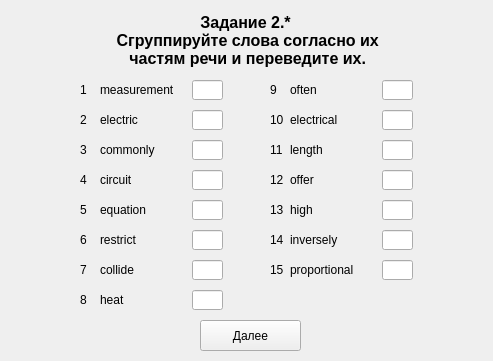
Old version of the form server/UI/variant_1/zadanie2_part1_var1.ui in the repository Scykorr/dmitr_client_serv_test.
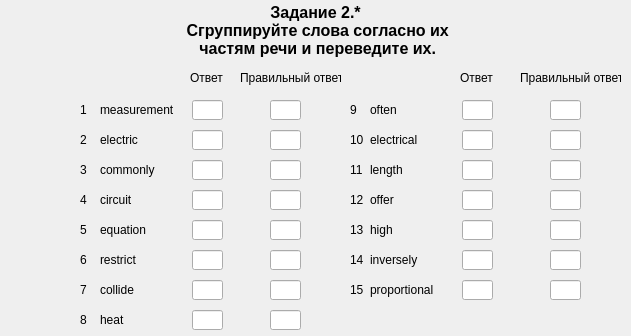
New version of the form.

Commit message: add task2var1part1 for check

Patch:
```diff
--- a/server/UI/variant_1/zadanie2_part1_var1.ui
+++ b/server/UI/variant_1/zadanie2_part1_var1.ui
@@ -6,8 +6,8 @@
    <rect>
     <x>0</x>
     <y>0</y>
-    <width>493</width>
-    <height>361</height>
+    <width>631</width>
+    <height>336</height>
    </rect>
   </property>
   <property name="windowTitle">
@@ -16,8 +16,8 @@
   <widget class="QLabel" name="label_title">
    <property name="geometry">
     <rect>
-     <x>10</x>
-     <y>10</y>
+     <x>80</x>
+     <y>0</y>
      <width>471</width>
      <height>61</height>
     </rect>
@@ -49,7 +49,7 @@
    <property name="geometry">
     <rect>
      <x>80</x>
-     <y>80</y>
+     <y>100</y>
      <width>16</width>
      <height>20</height>
     </rect>
@@ -62,7 +62,7 @@
    <property name="geometry">
     <rect>
      <x>192</x>
-     <y>80</y>
+     <y>100</y>
      <width>31</width>
      <height>20</height>
     </rect>
@@ -71,24 +71,11 @@
     <string/>
    </property>
   </widget>
-  <widget class="QPushButton" name="pushButton_answer">
-   <property name="geometry">
-    <rect>
-     <x>200</x>
-     <y>320</y>
-     <width>101</width>
-     <height>31</height>
-    </rect>
-   </property>
-   <property name="text">
-    <string>Далее</string>
-   </property>
-  </widget>
   <widget class="QLabel" name="label_word_1">
    <property name="geometry">
     <rect>
      <x>100</x>
-     <y>80</y>
+     <y>100</y>
      <width>81</width>
      <height>20</height>
     </rect>
@@ -101,7 +88,7 @@
    <property name="geometry">
     <rect>
      <x>100</x>
-     <y>110</y>
+     <y>130</y>
      <width>81</width>
      <height>20</height>
     </rect>
@@ -114,7 +101,7 @@
    <property name="geometry">
     <rect>
      <x>192</x>
-     <y>110</y>
+     <y>130</y>
      <width>31</width>
      <height>20</height>
     </rect>
@@ -124,7 +111,7 @@
    <property name="geometry">
     <rect>
      <x>80</x>
-     <y>110</y>
+     <y>130</y>
      <width>16</width>
      <height>20</height>
     </rect>
@@ -137,7 +124,7 @@
    <property name="geometry">
     <rect>
      <x>100</x>
-     <y>140</y>
+     <y>160</y>
      <width>81</width>
      <height>20</height>
     </rect>
@@ -150,7 +137,7 @@
    <property name="geometry">
     <rect>
      <x>192</x>
-     <y>140</y>
+     <y>160</y>
      <width>31</width>
      <height>20</height>
     </rect>
@@ -160,7 +147,7 @@
    <property name="geometry">
     <rect>
      <x>80</x>
-     <y>140</y>
+     <y>160</y>
      <width>16</width>
      <height>20</height>
     </rect>
@@ -173,7 +160,7 @@
    <property name="geometry">
     <rect>
      <x>100</x>
-     <y>170</y>
+     <y>190</y>
      <width>81</width>
      <height>20</height>
     </rect>
@@ -186,7 +173,7 @@
    <property name="geometry">
     <rect>
      <x>192</x>
-     <y>170</y>
+     <y>190</y>
      <width>31</width>
      <height>20</height>
     </rect>
@@ -196,7 +183,7 @@
    <property name="geometry">
     <rect>
      <x>80</x>
-     <y>170</y>
+     <y>190</y>
      <width>16</width>
      <height>20</height>
     </rect>
@@ -209,7 +196,7 @@
    <property name="geometry">
     <rect>
      <x>100</x>
-     <y>200</y>
+     <y>220</y>
      <width>81</width>
      <height>20</height>
     </rect>
@@ -222,7 +209,7 @@
    <property name="geometry">
     <rect>
      <x>192</x>
-     <y>200</y>
+     <y>220</y>
      <width>31</width>
      <height>20</height>
     </rect>
@@ -232,7 +219,7 @@
    <property name="geometry">
     <rect>
      <x>80</x>
-     <y>200</y>
+     <y>220</y>
      <width>16</width>
      <height>20</height>
     </rect>
@@ -245,7 +232,7 @@
    <property name="geometry">
     <rect>
      <x>100</x>
-     <y>230</y>
+     <y>250</y>
      <width>81</width>
      <height>20</height>
     </rect>
@@ -258,7 +245,7 @@
    <property name="geometry">
     <rect>
      <x>192</x>
-     <y>230</y>
+     <y>250</y>
      <width>31</width>
      <height>20</height>
     </rect>
@@ -268,7 +255,7 @@
    <property name="geometry">
     <rect>
      <x>80</x>
-     <y>230</y>
+     <y>250</y>
      <width>16</width>
      <height>20</height>
     </rect>
@@ -281,7 +268,7 @@
    <property name="geometry">
     <rect>
      <x>100</x>
-     <y>260</y>
+     <y>280</y>
      <width>81</width>
      <height>20</height>
     </rect>
@@ -294,7 +281,7 @@
    <property name="geometry">
     <rect>
      <x>192</x>
-     <y>260</y>
+     <y>280</y>
      <width>31</width>
      <height>20</height>
     </rect>
@@ -304,7 +291,7 @@
    <property name="geometry">
     <rect>
      <x>80</x>
-     <y>260</y>
+     <y>280</y>
      <width>16</width>
      <height>20</height>
     </rect>
@@ -317,7 +304,7 @@
    <property name="geometry">
     <rect>
      <x>100</x>
-     <y>290</y>
+     <y>310</y>
      <width>81</width>
      <height>20</height>
     </rect>
@@ -330,7 +317,7 @@
    <property name="geometry">
     <rect>
      <x>192</x>
-     <y>290</y>
+     <y>310</y>
      <width>31</width>
      <height>20</height>
     </rect>
@@ -340,7 +327,7 @@
    <property name="geometry">
     <rect>
      <x>80</x>
-     <y>290</y>
+     <y>310</y>
      <width>16</width>
      <height>20</height>
     </rect>
@@ -352,8 +339,8 @@
   <widget class="QLabel" name="label_word_9">
    <property name="geometry">
     <rect>
-     <x>290</x>
-     <y>80</y>
+     <x>370</x>
+     <y>100</y>
      <width>81</width>
      <height>20</height>
     </rect>
@@ -365,8 +352,8 @@
   <widget class="QLineEdit" name="lineEdit_answer_9">
    <property name="geometry">
     <rect>
-     <x>382</x>
-     <y>80</y>
+     <x>462</x>
+     <y>100</y>
      <width>31</width>
      <height>20</height>
     </rect>
@@ -375,8 +362,8 @@
   <widget class="QLabel" name="label_number_9">
    <property name="geometry">
     <rect>
-     <x>270</x>
-     <y>80</y>
+     <x>350</x>
+     <y>100</y>
      <width>16</width>
      <height>20</height>
     </rect>
@@ -388,8 +375,8 @@
   <widget class="QLabel" name="label_word_10">
    <property name="geometry">
     <rect>
-     <x>290</x>
-     <y>110</y>
+     <x>370</x>
+     <y>130</y>
      <width>81</width>
      <height>20</height>
     </rect>
@@ -401,8 +388,8 @@
   <widget class="QLineEdit" name="lineEdit_answer_10">
    <property name="geometry">
     <rect>
-     <x>382</x>
-     <y>110</y>
+     <x>462</x>
+     <y>130</y>
      <width>31</width>
      <height>20</height>
     </rect>
@@ -411,8 +398,8 @@
   <widget class="QLabel" name="label_number_10">
    <property name="geometry">
     <rect>
-     <x>270</x>
-     <y>110</y>
+     <x>350</x>
+     <y>130</y>
      <width>16</width>
      <height>20</height>
     </rect>
@@ -424,8 +411,8 @@
   <widget class="QLabel" name="label_word_11">
    <property name="geometry">
     <rect>
-     <x>290</x>
-     <y>140</y>
+     <x>370</x>
+     <y>160</y>
      <width>81</width>
      <height>20</height>
     </rect>
@@ -437,8 +424,8 @@
   <widget class="QLineEdit" name="lineEdit_answer_11">
    <property name="geometry">
     <rect>
-     <x>382</x>
-     <y>140</y>
+     <x>462</x>
+     <y>160</y>
      <width>31</width>
      <height>20</height>
     </rect>
@@ -447,8 +434,8 @@
   <widget class="QLabel" name="label_number_11">
    <property name="geometry">
     <rect>
-     <x>270</x>
-     <y>140</y>
+     <x>350</x>
+     <y>160</y>
      <width>16</width>
      <height>20</height>
     </rect>
@@ -460,8 +447,8 @@
   <widget class="QLabel" name="label_word_12">
    <property name="geometry">
     <rect>
-     <x>290</x>
-     <y>170</y>
+     <x>370</x>
+     <y>190</y>
      <width>81</width>
      <height>20</height>
     </rect>
@@ -473,8 +460,8 @@
   <widget class="QLineEdit" name="lineEdit_answer_12">
    <property name="geometry">
     <rect>
-     <x>382</x>
-     <y>170</y>
+     <x>462</x>
+     <y>190</y>
      <width>31</width>
      <height>20</height>
     </rect>
@@ -483,8 +470,8 @@
   <widget class="QLabel" name="label_number_12">
    <property name="geometry">
     <rect>
-     <x>270</x>
-     <y>170</y>
+     <x>350</x>
+     <y>190</y>
      <width>16</width>
      <height>20</height>
     </rect>
@@ -496,8 +483,8 @@
   <widget class="QLabel" name="label_word_13">
    <property name="geometry">
     <rect>
-     <x>290</x>
-     <y>200</y>
+     <x>370</x>
+     <y>220</y>
      <width>81</width>
      <height>20</height>
     </rect>
@@ -509,8 +496,8 @@
   <widget class="QLineEdit" name="lineEdit_answer_13">
    <property name="geometry">
     <rect>
-     <x>382</x>
-     <y>200</y>
+     <x>462</x>
+     <y>220</y>
      <width>31</width>
      <height>20</height>
     </rect>
@@ -519,8 +506,8 @@
   <widget class="QLabel" name="label_number_13">
    <property name="geometry">
     <rect>
-     <x>270</x>
-     <y>200</y>
+     <x>350</x>
+     <y>220</y>
      <width>16</width>
      <height>20</height>
     </rect>
@@ -532,8 +519,8 @@
   <widget class="QLabel" name="label_word_14">
    <property name="geometry">
     <rect>
-     <x>290</x>
-     <y>230</y>
+     <x>370</x>
+     <y>250</y>
      <width>81</width>
      <height>20</height>
     </rect>
@@ -545,8 +532,8 @@
   <widget class="QLineEdit" name="lineEdit_answer_14">
    <property name="geometry">
     <rect>
-     <x>382</x>
-     <y>230</y>
+     <x>462</x>
+     <y>250</y>
      <width>31</width>
      <height>20</height>
     </rect>
@@ -555,8 +542,8 @@
   <widget class="QLabel" name="label_number_14">
    <property name="geometry">
     <rect>
-     <x>270</x>
-     <y>230</y>
+     <x>350</x>
+     <y>250</y>
      <width>16</width>
      <height>20</height>
     </rect>
@@ -568,8 +555,8 @@
   <widget class="QLabel" name="label_word_15">
    <property name="geometry">
     <rect>
-     <x>290</x>
-     <y>260</y>
+     <x>370</x>
+     <y>280</y>
      <width>81</width>
      <height>20</height>
     </rect>
@@ -581,8 +568,8 @@
   <widget class="QLineEdit" name="lineEdit_answer_15">
    <property name="geometry">
     <rect>
-     <x>382</x>
-     <y>260</y>
+     <x>462</x>
+     <y>280</y>
      <width>31</width>
      <height>20</height>
     </rect>
@@ -591,8 +578,8 @@
   <widget class="QLabel" name="label_number_15">
    <property name="geometry">
     <rect>
-     <x>270</x>
-     <y>260</y>
+     <x>350</x>
+     <y>280</y>
      <width>16</width>
      <height>20</height>
     </rect>
@@ -601,19 +588,253 @@
     <string>15</string>
    </property>
   </widget>
-  <widget class="QLabel" name="label_timer">
+  <widget class="QLineEdit" name="lineEdit_answer_16">
    <property name="geometry">
     <rect>
-     <x>320</x>
-     <y>320</y>
-     <width>161</width>
-     <height>31</height>
+     <x>270</x>
+     <y>100</y>
+     <width>31</width>
+     <height>20</height>
     </rect>
    </property>
    <property name="text">
     <string/>
    </property>
   </widget>
+  <widget class="QLineEdit" name="lineEdit_answer_17">
+   <property name="geometry">
+    <rect>
+     <x>270</x>
+     <y>130</y>
+     <width>31</width>
+     <height>20</height>
+    </rect>
+   </property>
+   <property name="text">
+    <string/>
+   </property>
+  </widget>
+  <widget class="QLineEdit" name="lineEdit_answer_18">
+   <property name="geometry">
+    <rect>
+     <x>270</x>
+     <y>160</y>
+     <width>31</width>
+     <height>20</height>
+    </rect>
+   </property>
+   <property name="text">
+    <string/>
+   </property>
+  </widget>
+  <widget class="QLineEdit" name="lineEdit_answer_19">
+   <property name="geometry">
+    <rect>
+     <x>270</x>
+     <y>190</y>
+     <width>31</width>
+     <height>20</height>
+    </rect>
+   </property>
+   <property name="text">
+    <string/>
+   </property>
+  </widget>
+  <widget class="QLineEdit" name="lineEdit_answer_20">
+   <property name="geometry">
+    <rect>
+     <x>270</x>
+     <y>220</y>
+     <width>31</width>
+     <height>20</height>
+    </rect>
+   </property>
+   <property name="text">
+    <string/>
+   </property>
+  </widget>
+  <widget class="QLineEdit" name="lineEdit_answer_21">
+   <property name="geometry">
+    <rect>
+     <x>270</x>
+     <y>250</y>
+     <width>31</width>
+     <height>20</height>
+    </rect>
+   </property>
+   <property name="text">
+    <string/>
+   </property>
+  </widget>
+  <widget class="QLineEdit" name="lineEdit_answer_22">
+   <property name="geometry">
+    <rect>
+     <x>270</x>
+     <y>280</y>
+     <width>31</width>
+     <height>20</height>
+    </rect>
+   </property>
+   <property name="text">
+    <string/>
+   </property>
+  </widget>
+  <widget class="QLineEdit" name="lineEdit_answer_23">
+   <property name="geometry">
+    <rect>
+     <x>270</x>
+     <y>310</y>
+     <width>31</width>
+     <height>20</height>
+    </rect>
+   </property>
+   <property name="text">
+    <string/>
+   </property>
+  </widget>
+  <widget class="QLineEdit" name="lineEdit_answer_24">
+   <property name="geometry">
+    <rect>
+     <x>550</x>
+     <y>100</y>
+     <width>31</width>
+     <height>20</height>
+    </rect>
+   </property>
+   <property name="text">
+    <string/>
+   </property>
+  </widget>
+  <widget class="QLineEdit" name="lineEdit_answer_25">
+   <property name="geometry">
+    <rect>
+     <x>550</x>
+     <y>130</y>
+     <width>31</width>
+     <height>20</height>
+    </rect>
+   </property>
+   <property name="text">
+    <string/>
+   </property>
+  </widget>
+  <widget class="QLineEdit" name="lineEdit_answer_26">
+   <property name="geometry">
+    <rect>
+     <x>550</x>
+     <y>160</y>
+     <width>31</width>
+     <height>20</height>
+    </rect>
+   </property>
+   <property name="text">
+    <string/>
+   </property>
+  </widget>
+  <widget class="QLineEdit" name="lineEdit_answer_27">
+   <property name="geometry">
+    <rect>
+     <x>550</x>
+     <y>190</y>
+     <width>31</width>
+     <height>20</height>
+    </rect>
+   </property>
+   <property name="text">
+    <string/>
+   </property>
+  </widget>
+  <widget class="QLineEdit" name="lineEdit_answer_28">
+   <property name="geometry">
+    <rect>
+     <x>550</x>
+     <y>220</y>
+     <width>31</width>
+     <height>20</height>
+    </rect>
+   </property>
+   <property name="text">
+    <string/>
+   </property>
+  </widget>
+  <widget class="QLineEdit" name="lineEdit_answer_29">
+   <property name="geometry">
+    <rect>
+     <x>550</x>
+     <y>250</y>
+     <width>31</width>
+     <height>20</height>
+    </rect>
+   </property>
+   <property name="text">
+    <string/>
+   </property>
+  </widget>
+  <widget class="QLineEdit" name="lineEdit_answer_30">
+   <property name="geometry">
+    <rect>
+     <x>550</x>
+     <y>280</y>
+     <width>31</width>
+     <height>20</height>
+    </rect>
+   </property>
+   <property name="text">
+    <string/>
+   </property>
+  </widget>
+  <widget class="QLabel" name="label_2">
+   <property name="geometry">
+    <rect>
+     <x>190</x>
+     <y>70</y>
+     <width>41</width>
+     <height>16</height>
+    </rect>
+   </property>
+   <property name="text">
+    <string>Ответ</string>
+   </property>
+  </widget>
+  <widget class="QLabel" name="label">
+   <property name="geometry">
+    <rect>
+     <x>240</x>
+     <y>70</y>
+     <width>101</width>
+     <height>16</height>
+    </rect>
+   </property>
+   <property name="text">
+    <string>Правильный ответ</string>
+   </property>
+  </widget>
+  <widget class="QLabel" name="label_3">
+   <property name="geometry">
+    <rect>
+     <x>520</x>
+     <y>70</y>
+     <width>101</width>
+     <height>16</height>
+    </rect>
+   </property>
+   <property name="text">
+    <string>Правильный ответ</string>
+   </property>
+  </widget>
+  <widget class="QLabel" name="label_4">
+   <property name="geometry">
+    <rect>
+     <x>460</x>
+     <y>70</y>
+     <width>41</width>
+     <height>16</height>
+    </rect>
+   </property>
+   <property name="text">
+    <string>Ответ</string>
+   </property>
+  </widget>
  </widget>
  <resources/>
  <connections/>
```
The commit also changes 8 other files.
